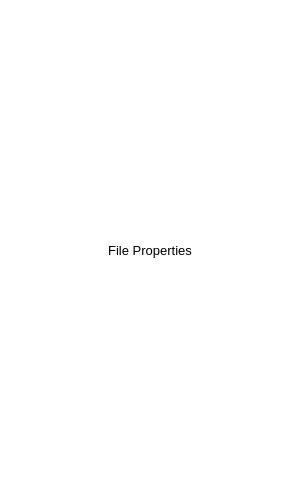
This is gui/widgets/properties/file_properties.ui in mudrikam/Image-Tea-mini as Qt 5 draws it before an edit. The edited form follows.
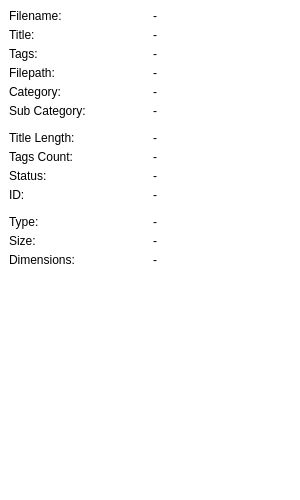
This is the edited form.

Commit message: Enhance TreeLoader to set pointing hand cursor data for year items in the tree structure.

What changed in the file:
```diff
--- a/gui/widgets/properties/file_properties.ui
+++ b/gui/widgets/properties/file_properties.ui
@@ -22,6 +22,64 @@
 }
 QDockWidget::contents {
     border: 1px solid rgba(114, 114, 114, 0.2);
+}
+
+QScrollArea {
+    background: transparent;
+    border: none;
+}
+
+/* Subtle scrollbar styling with lower opacity */
+QScrollBar:vertical {
+    border: none;
+    background-color: rgba(0, 0, 0, 5);  /* Very subtle background */
+    width: 8px;  /* Slightly narrower */
+    margin: 0px;
+    border-radius: 4px;
+}
+
+QScrollBar::handle:vertical {
+    background-color: rgba(128, 128, 128, 60);  /* Lower opacity */
+    min-height: 20px;
+    border-radius: 4px;
+}
+
+QScrollBar::handle:vertical:hover {
+    background-color: rgba(128, 128, 128, 120);  /* More visible on hover but still subtle */
+}
+
+QScrollBar::add-line:vertical, QScrollBar::sub-line:vertical {
+    height: 0px;
+}
+
+QScrollBar::add-page:vertical, QScrollBar::sub-page:vertical {
+    background: none;
+}
+
+QScrollBar:horizontal {
+    border: none;
+    background-color: rgba(0, 0, 0, 5);  /* Very subtle background */
+    height: 8px;  /* Slightly narrower */
+    margin: 0px;
+    border-radius: 4px;
+}
+
+QScrollBar::handle:horizontal {
+    background-color: rgba(128, 128, 128, 60);  /* Lower opacity */
+    min-width: 20px;
+    border-radius: 4px;
+}
+
+QScrollBar::handle:horizontal:hover {
+    background-color: rgba(128, 128, 128, 120);  /* More visible on hover but still subtle */
+}
+
+QScrollBar::add-line:horizontal, QScrollBar::sub-line:horizontal {
+    width: 0px;
+}
+
+QScrollBar::add-page:horizontal, QScrollBar::sub-page:horizontal {
+    background: none;
 }</string>
   </property>
   <property name="windowTitle">
@@ -47,18 +105,400 @@
      <number>4</number>
     </property>
     <item>
-     <widget class="QLabel" name="propertiesLabel">
-      <property name="font">
-       <font>
-        <pointsize>10</pointsize>
-       </font>
+     <widget class="QScrollArea" name="propertiesScrollArea">
+      <property name="widgetResizable">
+       <bool>true</bool>
       </property>
-      <property name="text">
-       <string>File Properties</string>
-      </property>
-      <property name="alignment">
-       <set>Qt::AlignCenter</set>
-      </property>
+      <widget class="QWidget" name="scrollAreaWidgetContents">
+       <property name="geometry">
+        <rect>
+         <x>0</x>
+         <y>0</y>
+         <width>290</width>
+         <height>460</height>
+        </rect>
+       </property>
+       <layout class="QVBoxLayout" name="propertiesContentLayout">
+        <property name="spacing">
+         <number>5</number>
+        </property>
+        <property name="leftMargin">
+         <number>5</number>
+        </property>
+        <property name="topMargin">
+         <number>5</number>
+        </property>
+        <property name="rightMargin">
+         <number>5</number>
+        </property>
+        <property name="bottomMargin">
+         <number>5</number>
+        </property>
+        <item>
+         <layout class="QHBoxLayout" name="filenameLayout">
+          <item>
+           <widget class="QLabel" name="filenameLabel">
+            <property name="text">
+             <string>Filename:</string>
+            </property>
+            <property name="minimumSize">
+             <size>
+              <width>80</width>
+              <height>0</height>
+             </size>
+            </property>
+           </widget>
+          </item>
+          <item>
+           <widget class="QLabel" name="filenameValue">
+            <property name="text">
+             <string>-</string>
+            </property>
+            <property name="wordWrap">
+             <bool>true</bool>
+            </property>
+           </widget>
+          </item>
+         </layout>
+        </item>
+        <item>
+         <layout class="QHBoxLayout" name="titleLayout">
+          <item>
+           <widget class="QLabel" name="titleLabel">
+            <property name="text">
+             <string>Title:</string>
+            </property>
+            <property name="minimumSize">
+             <size>
+              <width>80</width>
+              <height>0</height>
+             </size>
+            </property>
+           </widget>
+          </item>
+          <item>
+           <widget class="QLabel" name="titleValue">
+            <property name="text">
+             <string>-</string>
+            </property>
+            <property name="wordWrap">
+             <bool>true</bool>
+            </property>
+           </widget>
+          </item>
+         </layout>
+        </item>
+        <item>
+         <layout class="QHBoxLayout" name="tagsLayout">
+          <item>
+           <widget class="QLabel" name="tagsLabel">
+            <property name="text">
+             <string>Tags:</string>
+            </property>
+            <property name="minimumSize">
+             <size>
+              <width>80</width>
+              <height>0</height>
+             </size>
+            </property>
+           </widget>
+          </item>
+          <item>
+           <widget class="QLabel" name="tagsValue">
+            <property name="text">
+             <string>-</string>
+            </property>
+            <property name="wordWrap">
+             <bool>true</bool>
+            </property>
+           </widget>
+          </item>
+         </layout>
+        </item>
+        <item>
+         <layout class="QHBoxLayout" name="filepathLayout">
+          <item>
+           <widget class="QLabel" name="filepathLabel">
+            <property name="text">
+             <string>Filepath:</string>
+            </property>
+            <property name="minimumSize">
+             <size>
+              <width>80</width>
+              <height>0</height>
+             </size>
+            </property>
+           </widget>
+          </item>
+          <item>
+           <widget class="QLabel" name="filepathValue">
+            <property name="text">
+             <string>-</string>
+            </property>
+            <property name="wordWrap">
+             <bool>true</bool>
+            </property>
+           </widget>
+          </item>
+         </layout>
+        </item>
+        <item>
+         <layout class="QHBoxLayout" name="categoryLayout">
+          <item>
+           <widget class="QLabel" name="categoryLabel">
+            <property name="text">
+             <string>Category:</string>
+            </property>
+            <property name="minimumSize">
+             <size>
+              <width>80</width>
+              <height>0</height>
+             </size>
+            </property>
+           </widget>
+          </item>
+          <item>
+           <widget class="QLabel" name="categoryValue">
+            <property name="text">
+             <string>-</string>
+            </property>
+            <property name="wordWrap">
+             <bool>true</bool>
+            </property>
+           </widget>
+          </item>
+         </layout>
+        </item>
+        <item>
+         <layout class="QHBoxLayout" name="subCategoryLayout">
+          <item>
+           <widget class="QLabel" name="subCategoryLabel">
+            <property name="text">
+             <string>Sub Category:</string>
+            </property>
+            <property name="minimumSize">
+             <size>
+              <width>80</width>
+              <height>0</height>
+             </size>
+            </property>
+           </widget>
+          </item>
+          <item>
+           <widget class="QLabel" name="subCategoryValue">
+            <property name="text">
+             <string>-</string>
+            </property>
+            <property name="wordWrap">
+             <bool>true</bool>
+            </property>
+           </widget>
+          </item>
+         </layout>
+        </item>
+        <item>
+         <widget class="QFrame" name="separator1">
+          <property name="frameShape">
+           <enum>QFrame::HLine</enum>
+          </property>
+          <property name="frameShadow">
+           <enum>QFrame::Sunken</enum>
+          </property>
+         </widget>
+        </item>
+        <item>
+         <layout class="QHBoxLayout" name="titleLengthLayout">
+          <item>
+           <widget class="QLabel" name="titleLengthLabel">
+            <property name="text">
+             <string>Title Length:</string>
+            </property>
+            <property name="minimumSize">
+             <size>
+              <width>80</width>
+              <height>0</height>
+             </size>
+            </property>
+           </widget>
+          </item>
+          <item>
+           <widget class="QLabel" name="titleLengthValue">
+            <property name="text">
+             <string>-</string>
+            </property>
+           </widget>
+          </item>
+         </layout>
+        </item>
+        <item>
+         <layout class="QHBoxLayout" name="tagsCountLayout">
+          <item>
+           <widget class="QLabel" name="tagsCountLabel">
+            <property name="text">
+             <string>Tags Count:</string>
+            </property>
+            <property name="minimumSize">
+             <size>
+              <width>80</width>
+              <height>0</height>
+             </size>
+            </property>
+           </widget>
+          </item>
+          <item>
+           <widget class="QLabel" name="tagsCountValue">
+            <property name="text">
+             <string>-</string>
+            </property>
+           </widget>
+          </item>
+         </layout>
+        </item>
+        <item>
+         <layout class="QHBoxLayout" name="statusLayout">
+          <item>
+           <widget class="QLabel" name="statusLabel">
+            <property name="text">
+             <string>Status:</string>
+            </property>
+            <property name="minimumSize">
+             <size>
+              <width>80</width>
+              <height>0</height>
+             </size>
+            </property>
+           </widget>
+          </item>
+          <item>
+           <widget class="QLabel" name="statusValue">
+            <property name="text">
+             <string>-</string>
+            </property>
+           </widget>
+          </item>
+         </layout>
+        </item>
+        <item>
+         <layout class="QHBoxLayout" name="idLayout">
+          <item>
+           <widget class="QLabel" name="idLabel">
+            <property name="text">
+             <string>ID:</string>
+            </property>
+            <property name="minimumSize">
+             <size>
+              <width>80</width>
+              <height>0</height>
+             </size>
+            </property>
+           </widget>
+          </item>
+          <item>
+           <widget class="QLabel" name="idValue">
+            <property name="text">
+             <string>-</string>
+            </property>
+           </widget>
+          </item>
+         </layout>
+        </item>
+        <item>
+         <widget class="QFrame" name="separator2">
+          <property name="frameShape">
+           <enum>QFrame::HLine</enum>
+          </property>
+          <property name="frameShadow">
+           <enum>QFrame::Sunken</enum>
+          </property>
+         </widget>
+        </item>
+        <item>
+         <layout class="QHBoxLayout" name="typeLayout">
+          <item>
+           <widget class="QLabel" name="typeLabel">
+            <property name="text">
+             <string>Type:</string>
+            </property>
+            <property name="minimumSize">
+             <size>
+              <width>80</width>
+              <height>0</height>
+             </size>
+            </property>
+           </widget>
+          </item>
+          <item>
+           <widget class="QLabel" name="typeValue">
+            <property name="text">
+             <string>-</string>
+            </property>
+           </widget>
+          </item>
+         </layout>
+        </item>
+        <item>
+         <layout class="QHBoxLayout" name="sizeLayout">
+          <item>
+           <widget class="QLabel" name="sizeLabel">
+            <property name="text">
+             <string>Size:</string>
+            </property>
+            <property name="minimumSize">
+             <size>
+              <width>80</width>
+              <height>0</height>
+             </size>
+            </property>
+           </widget>
+          </item>
+          <item>
+           <widget class="QLabel" name="sizeValue">
+            <property name="text">
+             <string>-</string>
+            </property>
+           </widget>
+          </item>
+         </layout>
+        </item>
+        <item>
+         <layout class="QHBoxLayout" name="dimensionsLayout">
+          <item>
+           <widget class="QLabel" name="dimensionsLabel">
+            <property name="text">
+             <string>Dimensions:</string>
+            </property>
+            <property name="minimumSize">
+             <size>
+              <width>80</width>
+              <height>0</height>
+             </size>
+            </property>
+           </widget>
+          </item>
+          <item>
+           <widget class="QLabel" name="dimensionsValue">
+            <property name="text">
+             <string>-</string>
+            </property>
+           </widget>
+          </item>
+         </layout>
+        </item>
+        <item>
+         <spacer name="verticalSpacer">
+          <property name="orientation">
+           <enum>Qt::Vertical</enum>
+          </property>
+          <property name="sizeHint" stdset="0">
+           <size>
+            <width>20</width>
+            <height>40</height>
+           </size>
+          </property>
+         </spacer>
+        </item>
+       </layout>
+      </widget>
      </widget>
     </item>
    </layout>
```
The commit also changes 1 other file.
